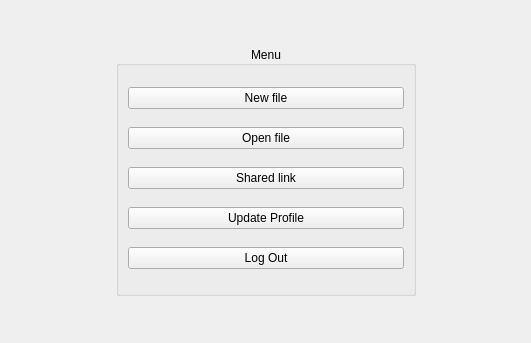
The window that Client/home.ui (PolitoTeam/Scriba) describes before a commit, drawn with Qt 5.
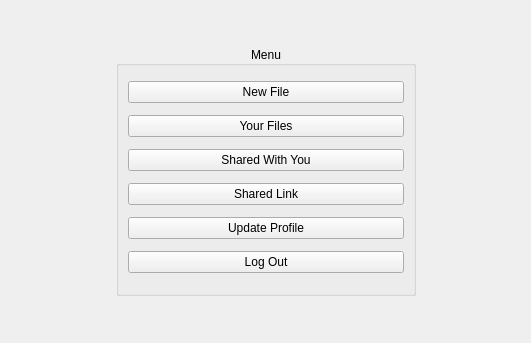
The same window after the commit.

Commit message:
Separate opening of own files from shared links
Files shown when viewing own files are now sorted.

```diff
--- a/Client/home.ui
+++ b/Client/home.ui
@@ -53,7 +53,7 @@
         <item>
          <widget class="QPushButton" name="pushButtonNewFile">
           <property name="text">
-           <string>New file</string>
+           <string>New File</string>
           </property>
           <property name="autoDefault">
            <bool>true</bool>
@@ -66,7 +66,20 @@
         <item>
          <widget class="QPushButton" name="pushButtonOpenFile">
           <property name="text">
-           <string>Open file</string>
+           <string>Your Files</string>
+          </property>
+          <property name="autoDefault">
+           <bool>true</bool>
+          </property>
+          <property name="default">
+           <bool>false</bool>
+          </property>
+         </widget>
+        </item>
+        <item>
+         <widget class="QPushButton" name="pushButtonOpenShared">
+          <property name="text">
+           <string>Shared With You</string>
           </property>
           <property name="autoDefault">
            <bool>true</bool>
@@ -79,7 +92,7 @@
         <item>
          <widget class="QPushButton" name="pushButtonSharedLink">
           <property name="text">
-           <string>Shared link</string>
+           <string>Shared Link</string>
           </property>
           <property name="autoDefault">
            <bool>true</bool>
```
The commit also changes 1 other file.
